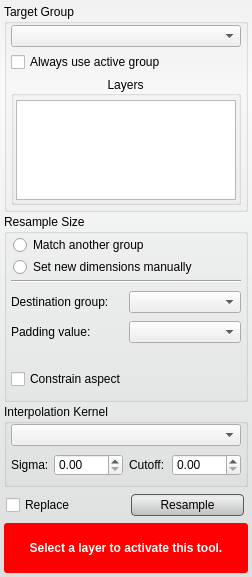
Above: src/Interface/ToolInterface/ResampleToolInterface.ui from SCIInstitute/Seg3D before the change. Below: the same form after it.
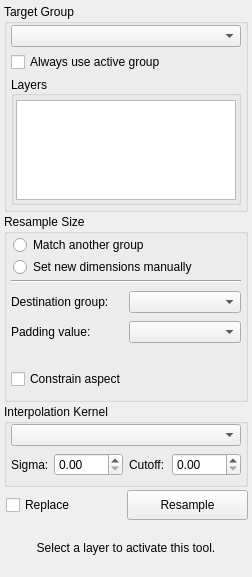
That is the form after the change. Custom widgets are drawn as their Qt base class.

```diff
--- a/src/Interface/ToolInterface/ResampleToolInterface.ui
+++ b/src/Interface/ToolInterface/ResampleToolInterface.ui
@@ -25,33 +25,6 @@
   <property name="windowTitle">
    <string>Resample Tool</string>
   </property>
-  <property name="styleSheet">
-   <string notr="true">QWidget#ResampleToolInterface{
-  border-radius: 3px;
-  background-color: qlineargradient(spread:pad, x1:0.5, y1:0, x2:0.5, y2:0.960227, stop:0 rgba(241, 241, 241, 255), stop:0.155779 rgba(250, 250, 250, 255), stop:1 rgba(222, 224, 224, 255));     
-}
-
-QPushButton{
-  background-color: qlineargradient(spread:pad, x1:0.5, y1:0, x2:0.5, y2:0.960227, stop:0 rgba(221, 221, 221, 255), stop:0.155779 rgba(238, 238, 238, 255), stop:1 rgba(192, 194, 194, 255));
-  border-radius: 4px;
-  border: 1px solid rgb(90, 90, 90);
-  margin:4px;
-}
-
-QPushButton:hover{
-  background-color: qlineargradient(spread:pad, x1:0.5, y1:0, x2:0.5, y2:1, stop:0 rgba(195, 195, 195, 255), stop:0.253769 rgba(206, 206, 206, 255), stop:1 rgba(185, 185, 185, 255));
-  border-radius: 4px;
-  border: 1px solid rgb(90, 90, 90);
-  margin:4px;
-}
-
-QPushButton:pressed{
-  background-color: qlineargradient(spread:pad, x1:0.5, y1:0, x2:0.5, y2:1, stop:0 rgba(150, 150, 150, 255), stop:0.753769 rgba(206, 206, 206, 255), stop:1 rgba(185, 185, 185, 255));
-  border-radius: 4px;
-  border: 1px solid rgb(90, 90, 90);
-  margin:4px;
-}</string>
-  </property>
   <layout class="QVBoxLayout" name="verticalLayout_4">
    <property name="spacing">
     <number>2</number>
@@ -165,11 +138,23 @@
         <property name="title">
          <string>Layers</string>
         </property>
-        <property name="alignment">
-         <set>Qt::AlignCenter</set>
+        <property name="minimumSize">
+        <size>
+         <width>0</width>
+         <height>120</height>
+        </size>
+      </property>
+      <property name="maximumSize">
+        <size>
+         <width>16777215</width>
+         <height>130</height>
+        </size>
+      </property>
+      <property name="alignment">
+         <set>Qt::AlignLeading|Qt::AlignLeft|Qt::AlignVCenter</set>
         </property>
         <property name="flat">
-         <bool>true</bool>
+         <bool>false</bool>
         </property>
         <property name="checkable">
          <bool>false</bool>
@@ -705,17 +690,6 @@
        <height>32</height>
       </size>
      </property>
-     <property name="styleSheet">
-      <string notr="true">QLabel#message_{
-  color: white;
-  font: bold;
-}
-
-QWidget#message_alert_{
-  border-radius: 3px;
-  background-color: red;
-}</string>
-     </property>
      <layout class="QHBoxLayout" name="horizontalLayout_8">
       <property name="spacing">
        <number>0</number>
```
Left out of the diff: 12 changed lines with no effect on the pictures.
